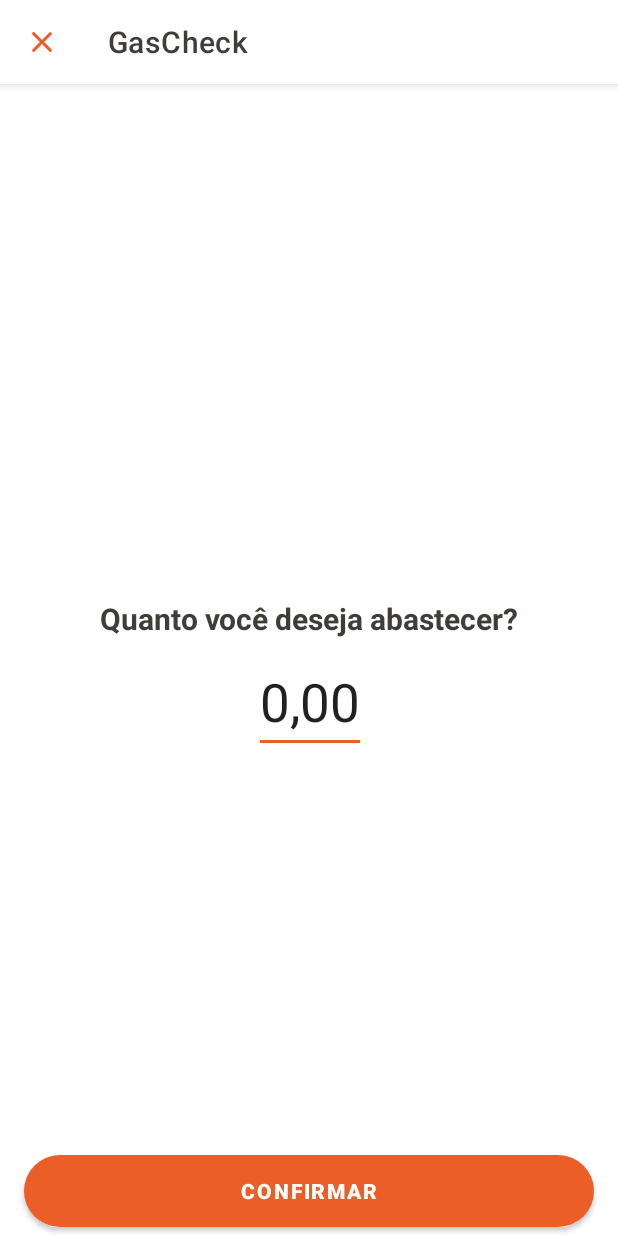
After one commit to Kdiaseng/gas-check-android, an Android app: the layout dialog_input_other_value.xml on its own in the app's theme, with its tools: preview values and no code run, on a phone screen of 412 x 824 dp. The commit adds this screen. Run offline under Robolectric (Android 15) with nearby library versions, the phone set to English and light mode, and no system bars.

Commit message:
feat: show dialog input other value full screen

```diff
--- /dev/null
+++ b/app/src/main/res/drawable/ic_close.xml
@@ -0,0 +1,5 @@
+<vector android:height="24dp" android:tint="#F7F2F2"
+    android:viewportHeight="24" android:viewportWidth="24"
+    android:width="24dp" xmlns:android="http://schemas.android.com/apk/res/android">
+    <path android:fillColor="@android:color/white" android:pathData="M18.3,5.71c-0.39,-0.39 -1.02,-0.39 -1.41,0L12,10.59 7.11,5.7c-0.39,-0.39 -1.02,-0.39 -1.41,0 -0.39,0.39 -0.39,1.02 0,1.41L10.59,12 5.7,16.89c-0.39,0.39 -0.39,1.02 0,1.41 0.39,0.39 1.02,0.39 1.41,0L12,13.41l4.89,4.89c0.39,0.39 1.02,0.39 1.41,0 0.39,-0.39 0.39,-1.02 0,-1.41L13.41,12l4.89,-4.89c0.38,-0.38 0.38,-1.02 0,-1.4z"/>
+</vector>
--- a/app/src/main/res/layout/dialog_input_data_gas.xml
+++ b/app/src/main/res/layout/dialog_input_data_gas.xml
@@ -422,6 +422,7 @@
     </androidx.appcompat.widget.LinearLayoutCompat>
 
     <com.google.android.material.card.MaterialCardView
+        android:id="@+id/material_card_other_value"
         android:layout_width="60dp"
         android:layout_height="60dp"
         android:layout_marginTop="16dp"
--- /dev/null
+++ b/app/src/main/res/layout/dialog_input_other_value.xml
@@ -0,0 +1,64 @@
+<?xml version="1.0" encoding="utf-8"?>
+<androidx.constraintlayout.widget.ConstraintLayout xmlns:android="http://schemas.android.com/apk/res/android"
+    xmlns:app="http://schemas.android.com/apk/res-auto"
+    android:layout_width="match_parent"
+    android:layout_height="match_parent">
+
+    <com.google.android.material.appbar.AppBarLayout
+        android:layout_width="match_parent"
+        android:layout_height="wrap_content"
+        app:layout_constraintTop_toTopOf="parent">
+
+        <com.google.android.material.appbar.MaterialToolbar
+            android:id="@+id/topAppBar"
+            style="@style/Widget.MaterialComponents.Toolbar.Primary"
+            android:layout_width="match_parent"
+            android:layout_height="?attr/actionBarSize"
+            android:backgroundTint="@color/white"
+            android:elevation="5dp"
+            app:navigationIcon="@drawable/ic_close"
+            app:navigationIconTint="@color/flame"
+            app:title="GasCheck"
+            app:titleTextColor="@color/black_olive" />
+
+    </com.google.android.material.appbar.AppBarLayout>
+
+    <TextView
+        android:id="@+id/text_ask_new_value"
+        android:layout_width="wrap_content"
+        android:layout_height="wrap_content"
+        android:text="@string/ask_gas_message"
+        android:textColor="@color/black_olive"
+        android:textSize="20sp"
+        android:textStyle="bold"
+        app:layout_constraintBottom_toBottomOf="parent"
+        app:layout_constraintEnd_toEndOf="parent"
+        app:layout_constraintStart_toStartOf="parent"
+        app:layout_constraintTop_toTopOf="parent" />
+
+    <com.google.android.material.textfield.TextInputEditText
+        android:layout_width="wrap_content"
+        android:layout_height="wrap_content"
+        android:layout_marginTop="8dp"
+        android:inputType="numberDecimal"
+        android:text="@string/value_0"
+        android:textSize="35sp"
+        app:layout_constraintEnd_toEndOf="@+id/text_ask_new_value"
+        app:layout_constraintStart_toStartOf="@+id/text_ask_new_value"
+        app:layout_constraintTop_toBottomOf="@+id/text_ask_new_value" />
+
+    <com.google.android.material.button.MaterialButton
+        android:layout_width="match_parent"
+        android:layout_height="60dp"
+        android:layout_marginStart="16dp"
+        android:layout_marginEnd="16dp"
+        android:text="@string/confirm_action"
+        android:textColor="@color/white"
+        android:textStyle="bold"
+        app:cornerRadius="30dp"
+        app:layout_constraintBottom_toBottomOf="parent"
+        app:layout_constraintEnd_toEndOf="parent"
+        app:layout_constraintStart_toStartOf="parent" />
+
+
+</androidx.constraintlayout.widget.ConstraintLayout>
--- a/app/src/main/res/values/strings.xml
+++ b/app/src/main/res/values/strings.xml
@@ -24,4 +24,7 @@
     <string name="value_250">250</string>
     <string name="others">Outros</string>
     <string name="register_location">Registrar local</string>
+    <string name="ask_gas_message">Quanto você deseja abastecer?</string>
+    <string name="confirm_action">Confirmar</string>
+    <string name="value_0">0,00</string>
 </resources>
--- a/app/src/main/res/values/themes.xml
+++ b/app/src/main/res/values/themes.xml
@@ -32,4 +32,10 @@
         <item name="cornerSizeBottomRight">0dp</item>
         <item name="cornerSizeBottomLeft">0dp</item>
     </style>
+
+    <style name="FullScreenDialog" parent="">
+        <!-- Customize your theme here. -->
+        <item name="android:windowBackground">@android:color/white</item>
+        <item name="android:windowIsFloating">false</item>
+    </style>
 </resources>
```
Also changed, not shown: app/src/main/java/br/com/gascheck/ui/dialog/inputDataGas/InputDataGasDialogFragment.kt (+7 -1 lines), app/src/main/java/br/com/gascheck/ui/dialog/inputOtherValue/InputOtherValueDialogFragment.kt (added, +54 -0 lines), app/src/main/res/navigation/nav_graph.xml (+12 -3 lines).
